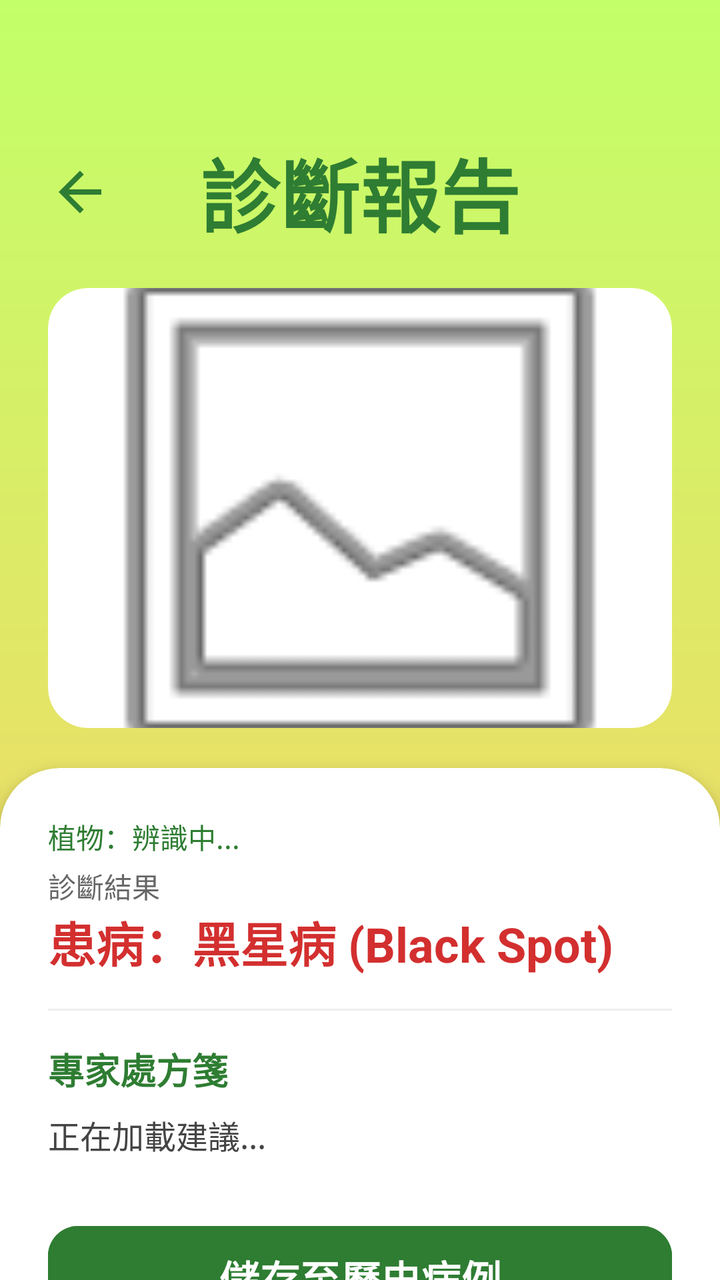
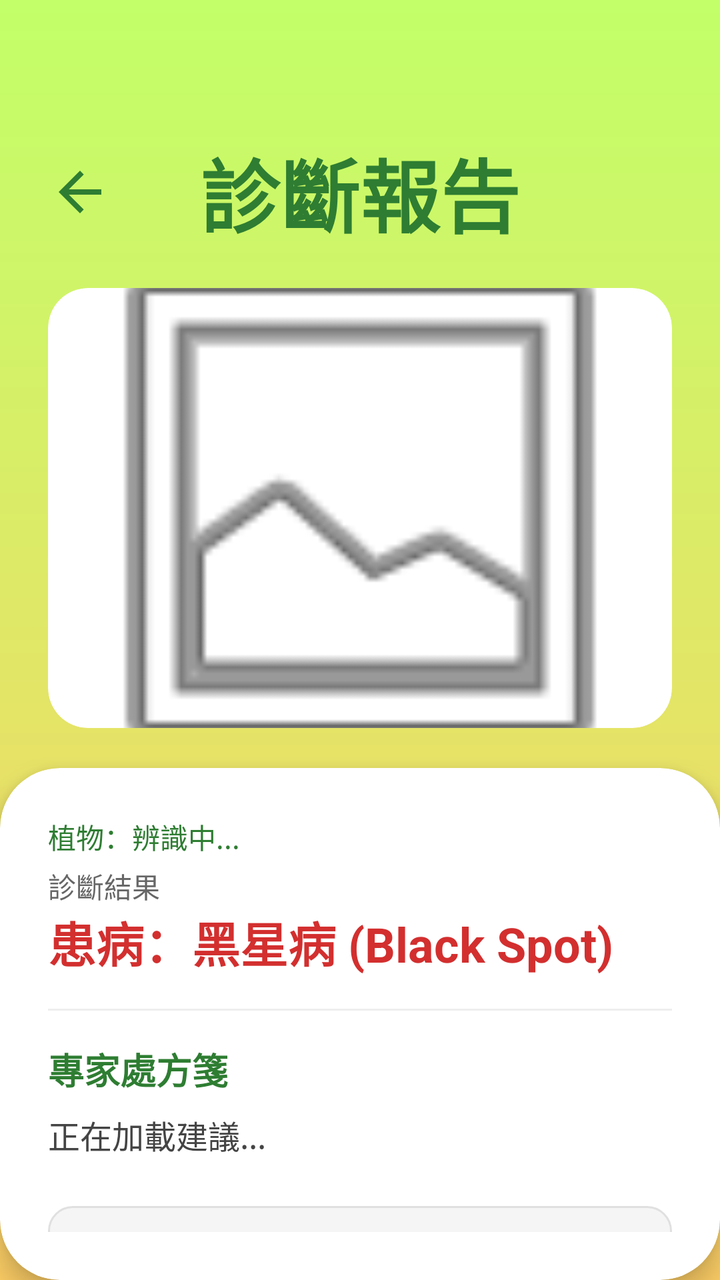

Screens rendered from an Android XML layout before and after an edit, with the pre-edit source and the edit as a unified diff.
<!-- AndroidManifest.xml: application theme Theme.PlantDoctor -->
<!-- res/layout/activity_result.xml -->
<?xml version="1.0" encoding="utf-8"?>
<androidx.constraintlayout.widget.ConstraintLayout
    xmlns:android="http://schemas.android.com/apk/res/android"
    xmlns:app="http://schemas.android.com/apk/res-auto"
    android:layout_width="match_parent"
    android:layout_height="match_parent"
    android:background="@drawable/gradient_background">

    <ImageButton
        android:id="@+id/btn_back_home"
        android:layout_width="48dp"
        android:layout_height="48dp"
        android:layout_marginStart="16dp"
        android:layout_marginTop="72dp"
        android:background="?attr/selectableItemBackgroundBorderless"
        android:contentDescription="返回主頁"
        android:padding="8dp"
        android:scaleType="fitCenter"
        android:src="@drawable/ic_back"
        app:layout_constraintStart_toStartOf="parent"
        app:layout_constraintTop_toTopOf="parent"
        app:tint="#2E7D32" />

    <TextView
        android:id="@+id/tv_title"
        android:layout_width="wrap_content"
        android:layout_height="wrap_content"
        android:text="診斷報告"
        android:textSize="40sp"
        android:textStyle="bold"
        android:textColor="#2E7D32"
        app:layout_constraintTop_toTopOf="@id/btn_back_home"
        app:layout_constraintBottom_toBottomOf="@id/btn_back_home"
        app:layout_constraintStart_toStartOf="parent"
        app:layout_constraintEnd_toEndOf="parent" />

    <androidx.cardview.widget.CardView
        android:id="@+id/cv_image_container"
        android:layout_width="match_parent"
        android:layout_height="220dp"
        android:layout_marginHorizontal="24dp"
        android:layout_marginTop="24dp"
        app:cardCornerRadius="20dp"
        app:cardElevation="0dp"
        app:layout_constraintTop_toBottomOf="@id/btn_back_home">

        <ImageView
            android:id="@+id/img_result_plant"
            android:layout_width="match_parent"
            android:layout_height="match_parent"
            android:scaleType="centerCrop"
            android:src="@android:drawable/ic_menu_gallery" />
    </androidx.cardview.widget.CardView>

    <androidx.cardview.widget.CardView
        android:layout_width="match_parent"
        android:layout_height="0dp"
        android:layout_marginTop="20dp"
        app:cardCornerRadius="30dp"
        app:cardElevation="8dp"
        app:layout_constraintBottom_toBottomOf="parent"
        app:layout_constraintTop_toBottomOf="@id/cv_image_container"
        android:layout_marginBottom="-30dp">

        <androidx.core.widget.NestedScrollView
            android:layout_width="match_parent"
            android:layout_height="match_parent"
            android:padding="24dp">

            <LinearLayout
                android:layout_width="match_parent"
                android:layout_height="wrap_content"
                android:orientation="vertical">

                <TextView
                    android:id="@+id/tv_plant_name"
                    android:layout_width="wrap_content"
                    android:layout_height="wrap_content"
                    android:text="植物：辨識中..."
                    android:textColor="#2E7D32"
                    android:textSize="14sp"
                    android:layout_marginBottom="4dp" />

                <TextView
                    android:id="@+id/tv_status_label"
                    android:layout_width="wrap_content"
                    android:layout_height="wrap_content"
                    android:text="診斷結果"
                    android:textColor="#666666"
                    android:textSize="14sp" />

                <TextView
                    android:id="@+id/tv_disease_name"
                    android:layout_width="wrap_content"
                    android:layout_height="wrap_content"
                    android:text="患病：黑星病 (Black Spot)"
                    android:textColor="#D32F2F"
                    android:textSize="24sp"
                    android:textStyle="bold" />

                <View
                    android:layout_width="match_parent"
                    android:layout_height="1dp"
                    android:layout_marginVertical="16dp"
                    android:background="#EEEEEE" />

                <TextView
                    android:layout_width="wrap_content"
                    android:layout_height="wrap_content"
                    android:text="專家處方箋"
                    android:textColor="#2E7D32"
                    android:textStyle="bold"
                    android:textSize="18sp" />

                <TextView
                    android:id="@+id/tv_advice"
                    android:layout_width="match_parent"
                    android:layout_height="wrap_content"
                    android:layout_marginTop="8dp"
                    android:lineSpacingExtra="6dp"
                    android:text="正在加載建議..."
                    android:textColor="#444444"
                    android:textSize="16sp" />

                <Button
                    android:id="@+id/btn_save_report"
                    android:layout_width="match_parent"
                    android:layout_height="60dp"
                    android:layout_marginTop="30dp"
                    android:backgroundTint="#2E7D32"
                    android:text="儲存至歷史病例"
                    android:textSize="20sp"
                    android:textColor="#FFFFFF"
                    android:textStyle="bold"
                    app:cornerRadius="15dp" />

                <View android:layout_width="match_parent" android:layout_height="60dp" />

            </LinearLayout>
        </androidx.core.widget.NestedScrollView>
    </androidx.cardview.widget.CardView>

</androidx.constraintlayout.widget.ConstraintLayout>
<!-- resources referenced by this layout -->
<resources>
  <!-- drawable gradient_background (drawable) -->
  <?xml version="1.0" encoding="utf-8"?>
  <shape xmlns:android="http://schemas.android.com/apk/res/android"
      android:shape="rectangle">
      <gradient
          android:startColor="#C2FF68"
          android:endColor="#FFCF66"
          android:angle="270" /> </shape>
  <!-- drawable ic_back (drawable) -->
  <vector xmlns:android="http://schemas.android.com/apk/res/android" android:autoMirrored="true" android:height="24dp" android:tint="#000000" android:viewportHeight="24" android:viewportWidth="24" android:width="24dp">
        
      <path android:fillColor="@android:color/white" android:pathData="M20,11H7.83l5.59,-5.59L12,4l-8,8 8,8 1.41,-1.41L7.83,13H20v-2z"/>
      
  </vector>
  <style name="Theme.PlantDoctor" parent="Base.Theme.PlantDoctor" />
  <style name="Base.Theme.PlantDoctor" parent="Theme.Material3.DayNight.NoActionBar">
          
          
      </style>
</resources>

<!-- the commit's change to res/layout/activity_result.xml (unified diff, before → after) -->
@@ -60,7 +60,7 @@
         app:cardElevation="8dp"
         app:layout_constraintBottom_toBottomOf="parent"
         app:layout_constraintTop_toBottomOf="@id/cv_image_container"
-        android:layout_marginBottom="-30dp">
+        android:layout_marginBottom="0dp">
 
         <androidx.core.widget.NestedScrollView
             android:layout_width="match_parent"
@@ -122,11 +122,25 @@
                     android:textColor="#444444"
                     android:textSize="16sp" />
 
+                <EditText
+                    android:id="@+id/et_user_note"
+                    android:layout_width="match_parent"
+                    android:layout_height="wrap_content"
+                    android:layout_marginTop="24dp"
+                    android:background="@drawable/edittext_background"
+                    android:hint="新增您的觀察筆記..."
+                    android:inputType="textMultiLine"
+                    android:minLines="3"
+                    android:padding="12dp"
+                    android:gravity="top"
+                    android:textSize="16sp"
+                    android:textColor="#333333"/>
+
                 <Button
                     android:id="@+id/btn_save_report"
                     android:layout_width="match_parent"
                     android:layout_height="60dp"
-                    android:layout_marginTop="30dp"
+                    android:layout_marginTop="16dp"
                     android:backgroundTint="#2E7D32"
                     android:text="儲存至歷史病例"
                     android:textSize="20sp"
<!-- resource entries referenced after the edit -->
@@ -1,5 +1,12 @@
 <!-- resources referenced by this layout -->
 <resources>
+  <!-- drawable edittext_background (drawable) -->
+  <?xml version="1.0" encoding="utf-8"?>
+  <shape xmlns:android="http://schemas.android.com/apk/res/android">
+      <solid android:color="#F5F5F5" />
+      <corners android:radius="12dp" />
+      <stroke android:width="1dp" android:color="#E0E0E0" />
+  </shape>
   <!-- drawable gradient_background (drawable) -->
   <?xml version="1.0" encoding="utf-8"?>
   <shape xmlns:android="http://schemas.android.com/apk/res/android"
